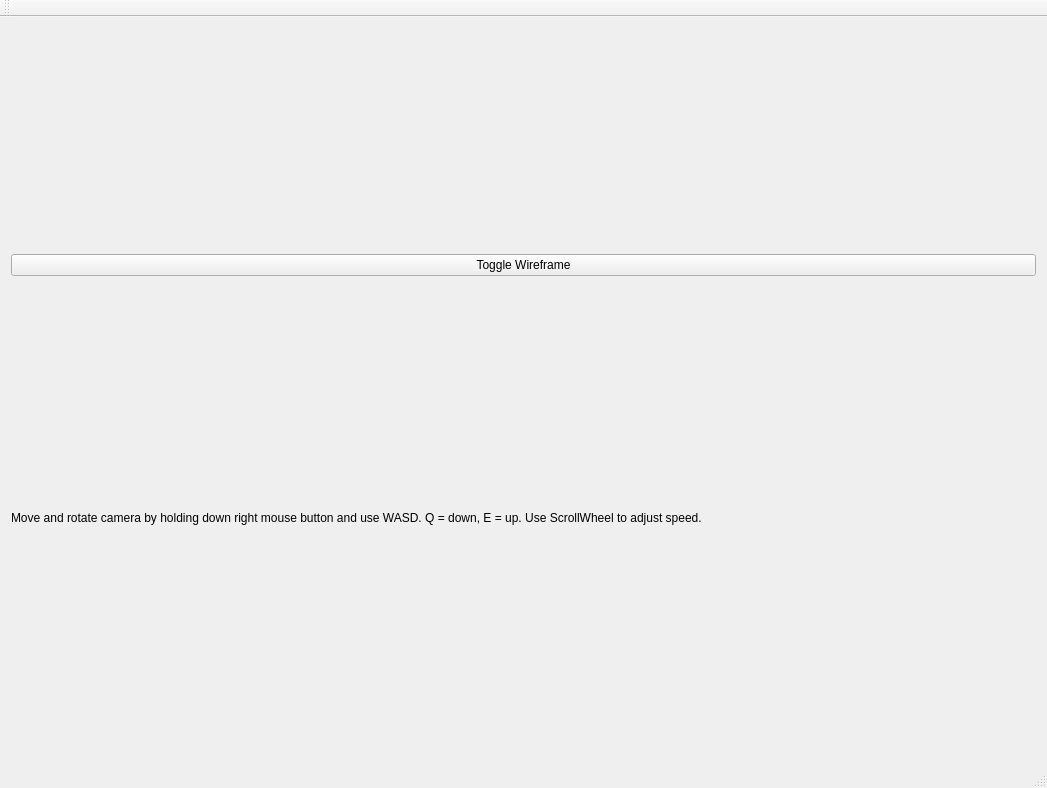
Before: the Qt Designer form mainwindow.ui in FredrikEik/Game_Engine_Architecture, drawn with Qt 5.
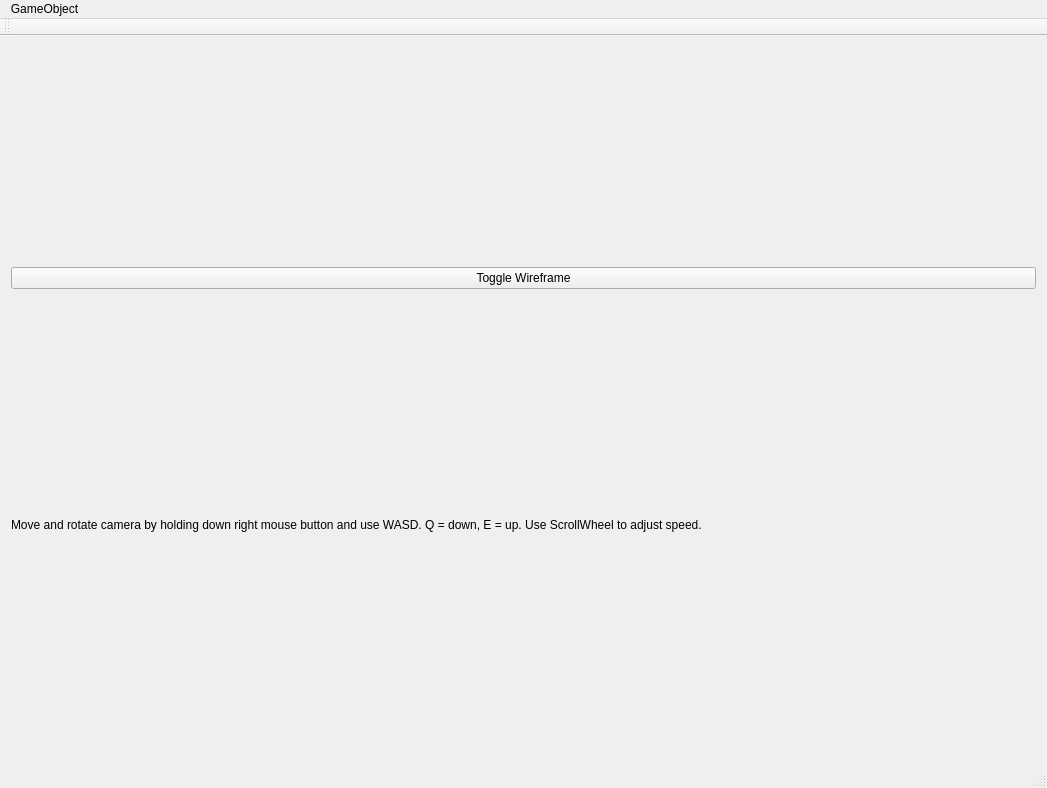
After: the same form once the commit is applied.

Commit message: Added file menu to add objects.

```diff
--- a/mainwindow.ui
+++ b/mainwindow.ui
@@ -55,9 +55,17 @@
      <x>0</x>
      <y>0</y>
      <width>1047</width>
-     <height>22</height>
+     <height>20</height>
     </rect>
    </property>
+   <widget class="QMenu" name="menuGameObject">
+    <property name="title">
+     <string>GameObject</string>
+    </property>
+    <addaction name="actionAdd_Triangle"/>
+    <addaction name="actionAdd_Suzanne"/>
+   </widget>
+   <addaction name="menuGameObject"/>
   </widget>
   <widget class="QToolBar" name="mainToolBar">
    <attribute name="toolBarArea">
```
Left out of the diff: 10 changed lines with no effect on the pictures. The commit also changes 4 other files.
